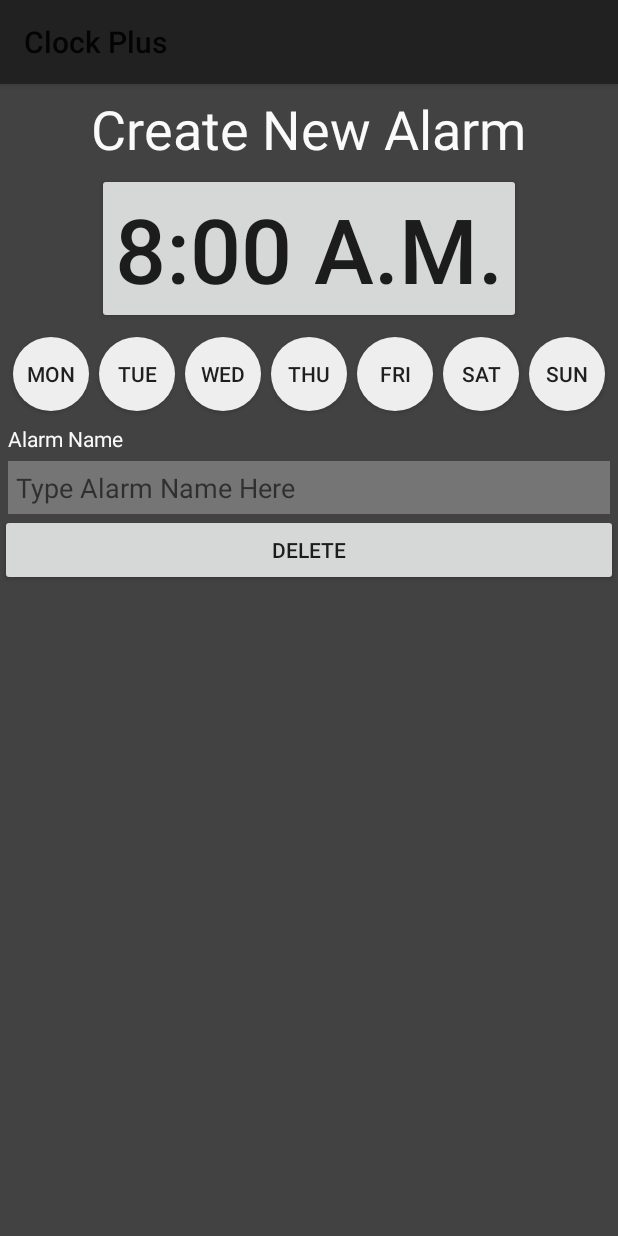
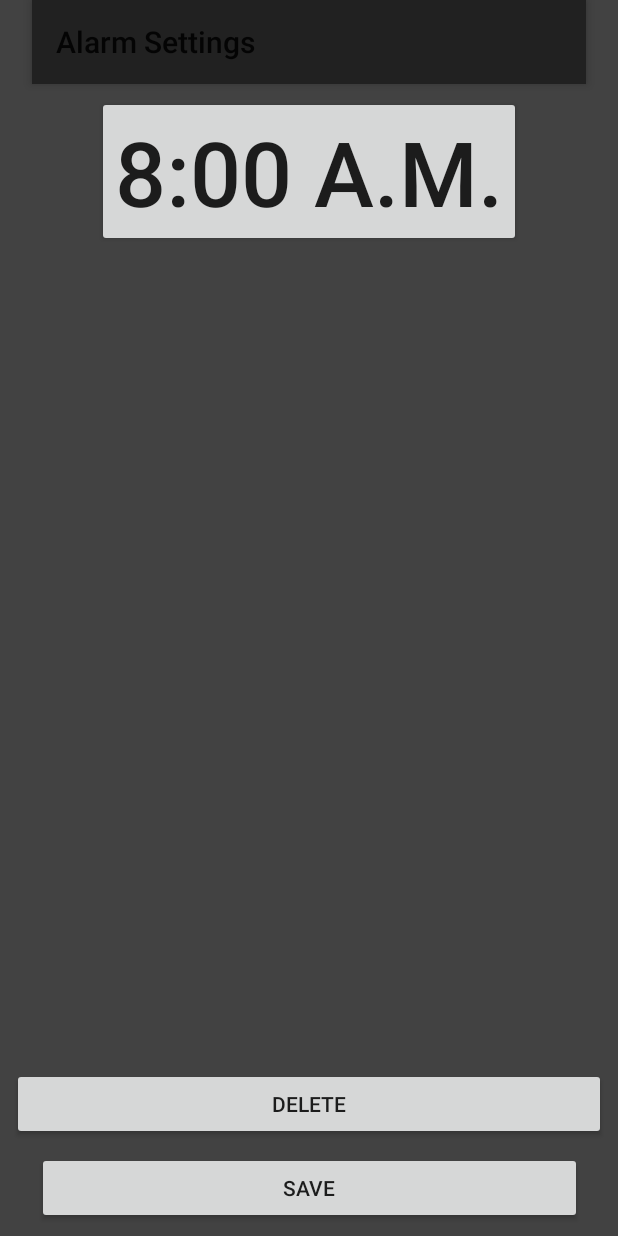
Before and after one commit to asteinmetz54/ClockPlus, an Android app: the EditAlarm screen opened directly, with no data from a screen before it, on a phone screen of 412 x 824 dp. Run offline under Robolectric (Android 15) with nearby library versions, the phone set to English and light mode, and no system bars; 1 statement that could not run was skipped.

Commit message:
added ability to delete alarms from db and update adapter

```diff
--- a/app/src/main/AndroidManifest.xml
+++ b/app/src/main/AndroidManifest.xml
@@ -19,7 +19,9 @@
                 <category android:name="android.intent.category.LAUNCHER" />
             </intent-filter>
         </activity>
-        <activity android:name=".CreateAlarm" />
+        <activity android:name=".EditAlarm"
+            android:label="@string/alarmSettings">
+            </activity>
 
         <service
             android:name=".AlarmService"
--- a/app/src/main/java/com/mycompany/clockplus/CreateAlarm.java
+++ b/app/src/main/java/com/mycompany/clockplus/EditAlarm.java
@@ -1,55 +1,62 @@
 package com.mycompany.clockplus;
 
-import android.app.Dialog;
+import android.app.Activity;
 import android.app.TimePickerDialog;
 import android.content.Intent;
-import android.support.v4.media.MediaMetadataCompat;
+import android.database.sqlite.SQLiteDatabase;
 import android.support.v7.app.AppCompatActivity;
 import android.os.Bundle;
 import android.support.v7.widget.Toolbar;
 import android.view.MenuItem;
 import android.view.View;
 import android.widget.Button;
-import android.widget.TextView;
 import android.widget.TimePicker;
-import android.widget.Toast;
 
-import static com.mycompany.clockplus.AlarmFragment.EXTRA_HOUR;
-import static com.mycompany.clockplus.AlarmFragment.EXTRA_ID;
-import static com.mycompany.clockplus.AlarmFragment.EXTRA_MIN;
+import com.mycompany.clockplus.database.AlarmContract;
+import com.mycompany.clockplus.database.AlarmReaderDbHelper;
 
+import java.io.Serializable;
 
-public class CreateAlarm extends AppCompatActivity {
+public class EditAlarm extends AppCompatActivity implements Serializable {
     int alarm_hour;
     int alarm_min;
     Button displayTimeDialog;
+    AlarmReaderDbHelper mDbHelper;
+    private Alarm alarm;
 
     @Override
     protected void onCreate(Bundle savedInstanceState) {
         super.onCreate(savedInstanceState);
-        setContentView(R.layout.create_alarm_layout);
+        setContentView(R.layout.edit_alarm_layout);
         Intent intent = getIntent();
-//        int hour = intent.getStringExtra(EXTRA_HOUR);
-//        int min = intent.getStringExtra(EXTRA_MIN);
-//        int id = intent.getStringExtra(EXTRA_ID);
+        final int position = intent.getIntExtra("position",0);
+        alarm = (Alarm) intent.getSerializableExtra("alarm");
+
         Toolbar myToolbar = (Toolbar) findViewById(R.id.my_toolbar);
         setSupportActionBar(myToolbar);
         displayTimeDialog = (Button) findViewById(R.id.alarmTime);
         displayTimeDialog.setOnClickListener(new View.OnClickListener() {
             @Override
             public void onClick (View v){
-                new TimePickerDialog(CreateAlarm.this, onTimeSetListener, alarm_hour, alarm_min, true).show();
+                new TimePickerDialog(EditAlarm.this, onTimeSetListener, alarm_hour, alarm_min, true).show();
             }
         }) ;
+        displayTimeDialog.setText(alarm.getTime());
 
         Button deleteAlarm = (Button) findViewById(R.id.deleteAlarm);
         deleteAlarm.setOnClickListener(new View.OnClickListener() {
             @Override
             public void onClick(View view) {
+                Intent returnIntent = new Intent();
+                returnIntent.putExtra("result", "delete");
+                returnIntent.putExtra("position", position);
+                setResult(Activity.RESULT_OK, returnIntent);
+                finish();
 
             }
         });
     }
+
 
     @Override
     public boolean onOptionsItemSelected(MenuItem item) {
--- a/app/src/main/res/layout/create_alarm_layout.xml
+++ /dev/null
@@ -1,138 +0,0 @@
-<?xml version="1.0" encoding="utf-8"?>
-<LinearLayout xmlns:android="http://schemas.android.com/apk/res/android"
-    xmlns:app="http://schemas.android.com/apk/res-auto"
-    style="@style/AppTheme"
-    android:layout_width="match_parent"
-    android:layout_height="match_parent"
-    android:background="@color/colorPrimary"
-    android:orientation="vertical">
-
-    <android.support.v7.widget.Toolbar
-        android:id="@+id/my_toolbar"
-        android:layout_width="match_parent"
-        android:layout_height="?attr/actionBarSize"
-        android:background="@color/colorPrimaryDark"
-        android:elevation="4dp"
-        android:theme="@style/ThemeOverlay.AppCompat.ActionBar"
-        app:popupTheme="@style/ThemeOverlay.AppCompat.Light" />
-
-    <TextView
-        style="@style/AppTheme"
-        android:layout_width="wrap_content"
-        android:layout_height="wrap_content"
-        android:layout_gravity="center_horizontal"
-        android:layout_margin="5dp"
-        android:text="@string/createalarm"
-        android:textColor="@color/colorText"
-        android:textSize="36sp" />
-
-    <Button
-        android:id="@+id/alarmTime"
-        android:layout_width="wrap_content"
-        android:layout_height="wrap_content"
-        android:layout_gravity="center_horizontal"
-        android:text="8:00 A.M."
-        android:textSize="60sp"
-        />
-    <LinearLayout
-        android:layout_width="match_parent"
-        android:layout_height="56dp"
-        android:orientation="horizontal"
-        android:layout_margin="5dp">
-
-        <Button
-            android:layout_width="wrap_content"
-            android:layout_height="match_parent"
-            android:layout_margin="3dp"
-            android:id="@+id/monday"
-            android:layout_weight="1"
-            android:text="@string/monday"
-            android:padding="1dp"
-            android:background="@drawable/day_ripple"
-            />
-
-        <Button
-            android:layout_width="wrap_content"
-            android:layout_height="match_parent"
-            android:layout_margin="3dp"
-            android:id="@+id/tuesday"
-            android:layout_weight="1"
-            android:text="@string/tuesday"
-            android:padding="1dp"
-            android:background="@drawable/day_ripple"/>
-
-        <Button
-            android:layout_width="wrap_content"
-            android:layout_height="match_parent"
-            android:layout_margin="3dp"
-            android:id="@+id/wednesday"
-            android:layout_weight="1"
-            android:text="@string/wednesday"
-            android:padding="1dp"
-            android:background="@drawable/day_ripple"/>
-
-        <Button
-            android:layout_width="wrap_content"
-            android:layout_height="match_parent"
-            android:layout_margin="3dp"
-            android:id="@+id/thursday"
-            android:layout_weight="1"
-            android:text="@string/thursday"
-            android:padding="1dp"
-            android:background="@drawable/day_ripple"/>
-        <Button
-            android:layout_width="wrap_content"
-            android:layout_height="match_parent"
-            android:layout_margin="3dp"
-            android:id="@+id/friday"
-            android:layout_weight="1"
-            android:text="@string/friday"
-            android:padding="1dp"
-            android:background="@drawable/day_ripple"/>
-        <Button
-            android:layout_width="wrap_content"
-            android:layout_height="match_parent"
-            android:layout_margin="3dp"
-            android:id="@+id/saturday"
-            android:layout_weight="1"
-            android:text="@string/saturday"
-            android:padding="1dp"
-            android:background="@drawable/day_ripple"/>
-        <Button
-            android:layout_width="wrap_content"
-            android:layout_height="match_parent"
-            android:layout_margin="3dp"
-            android:id="@+id/sunday"
-            android:layout_weight="1"
-            android:text="@string/sunday"
-            android:padding="1dp"
-            android:background="@drawable/day_ripple"/>
-
-    </LinearLayout>
-
-    <TextView
-        android:layout_width="wrap_content"
-        android:layout_height="wrap_content"
-        android:text="@string/alarmNameSubText"
-        android:layout_marginLeft="5dp"
-        android:textColor="@color/colorText"/>
-    <EditText
-        android:layout_width="match_parent"
-        android:layout_height="wrap_content"
-        android:layout_marginLeft="5dp"
-        android:layout_marginRight="5dp"
-        android:layout_marginTop="5dp"
-        android:paddingLeft="5dp"
-        android:paddingBottom="5dp"
-        android:paddingTop="5dp"
-        android:hint="@string/alarmNameHint"
-        android:background="@color/colorHint"/>
-
-    <Button
-        android:id="@+id/deleteAlarm"
-        android:layout_width="match_parent"
-        android:layout_height="wrap_content"
-        android:text="@string/delete" />
-
-
-</LinearLayout>
--- /dev/null
+++ b/app/src/main/res/layout/edit_alarm_layout.xml
@@ -0,0 +1,72 @@
+<?xml version="1.0" encoding="utf-8"?>
+<android.support.constraint.ConstraintLayout xmlns:android="http://schemas.android.com/apk/res/android"
+    xmlns:app="http://schemas.android.com/apk/res-auto"
+    xmlns:tools="http://schemas.android.com/tools"
+    style="@style/AppTheme"
+    android:layout_width="match_parent"
+    android:layout_height="match_parent"
+    android:background="@color/colorPrimary"
+    android:orientation="vertical"
+    tools:layout_editor_absoluteY="25dp"
+    tools:layout_editor_absoluteX="0dp">
+
+    <android.support.v7.widget.Toolbar
+        android:id="@+id/my_toolbar"
+        android:layout_width="369dp"
+        android:layout_height="56dp"
+        android:elevation="4dp"
+        android:titleTextColor="@android:color/white"
+        android:background="@color/colorPrimaryDark"
+        app:popupTheme="@style/ThemeOverlay.AppCompat.Light"
+        android:layout_marginStart="8dp"
+        android:layout_marginEnd="8dp"
+        android:layout_marginRight="8dp"
+        app:layout_constraintRight_toRightOf="parent"
+        app:layout_constraintTop_toTopOf="parent"
+        android:layout_marginLeft="8dp"
+        app:layout_constraintLeft_toLeftOf="parent" />
+
+    <Button
+        android:id="@+id/alarmTime"
+        android:layout_width="wrap_content"
+        android:layout_height="wrap_content"
+        android:text="8:00 A.M."
+        android:textSize="60sp"
+        android:layout_marginTop="8dp"
+        app:layout_constraintTop_toBottomOf="@+id/my_toolbar"
+        android:layout_marginRight="8dp"
+        app:layout_constraintRight_toRightOf="parent"
+        android:layout_marginLeft="8dp"
+        app:layout_constraintLeft_toLeftOf="parent" />
+
+
+    <Button
+        android:id="@+id/deleteAlarm"
+        android:layout_width="0dp"
+        android:layout_height="wrap_content"
+        android:text="@string/delete"
+        android:layout_marginBottom="8dp"
+        app:layout_constraintBottom_toTopOf="@+id/button2"
+        android:layout_marginRight="8dp"
+        app:layout_constraintRight_toRightOf="parent"
+        android:layout_marginLeft="8dp"
+        app:layout_constraintLeft_toLeftOf="parent"
+        android:layout_marginStart="8dp"
+        android:layout_marginEnd="8dp" />
+
+    <Button
+        android:id="@+id/button2"
+        android:layout_width="363dp"
+        android:layout_height="48dp"
+        android:text="@string/save"
+        android:layout_marginRight="8dp"
+        app:layout_constraintRight_toRightOf="parent"
+        app:layout_constraintBottom_toBottomOf="parent"
+        android:layout_marginBottom="8dp"
+        android:layout_marginLeft="8dp"
+        app:layout_constraintLeft_toLeftOf="parent"
+        android:layout_marginStart="8dp"
+        android:layout_marginEnd="8dp" />
+
+
+</android.support.constraint.ConstraintLayout>
--- a/app/src/main/res/menu/edit_alarm_delete.xml
+++ b/app/src/main/res/menu/edit_alarm_delete.xml
@@ -4,9 +4,9 @@
     <!-- "Mark Favorite", should appear as action button if possible -->
     <item
         android:id="@+id/action_delete"
-        android:icon="@drawable/ic_delete_white_24dp"
+        android:icon="@drawable/ic_delete_white_48dp"
         android:title="@string/delete"
-        app:showAsAction="ifRoom"/>
+        app:showAsAction="always"/>
 
     <!-- Settings, should always be in the overflow -->
     <item android:id="@+id/action_settings"
--- a/app/src/main/res/values/strings.xml
+++ b/app/src/main/res/values/strings.xml
@@ -8,8 +8,9 @@
     <string name="timer">I\'m a timer</string>
     <string name="stop_watch">I\'m a stopwatch</string>
     <string name="alarmText">Wake up!</string>
-    <string name="alarmTime"></string>
+    <string name="alarmTime">Alarm Time</string>
     <string name="delete">Delete</string>
+    <string name="alarmSettings">Alarm Settings</string>
     <string name="settings">Settings</string>
     <string name="monday">Mon</string>
     <string name="tuesday">Tue</string>
```
Also changed, not shown: app/src/main/java/com/mycompany/clockplus/Alarm.java (+48 -21 lines), app/src/main/java/com/mycompany/clockplus/AlarmFragment.java (+47 -15 lines), app/src/main/java/com/mycompany/clockplus/MainActivity.java (+10 -1 lines), app/src/main/res/drawable-hdpi/ic_delete_white_48dp.png (added), app/src/main/res/drawable-mdpi/ic_delete_white_48dp.png (added), app/src/main/res/drawable-xhdpi/ic_delete_white_48dp.png (added), app/src/main/res/drawable-xxhdpi/ic_delete_white_48dp.png (added), app/src/main/res/drawable-xxxhdpi/ic_delete_white_48dp.png (added).
